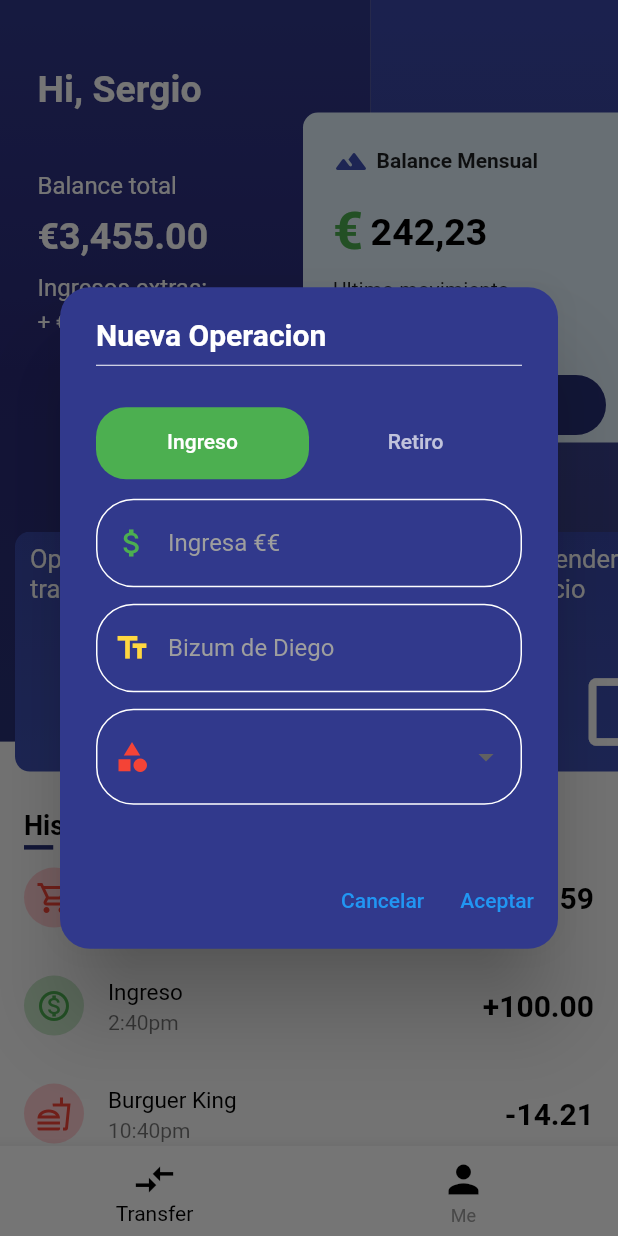
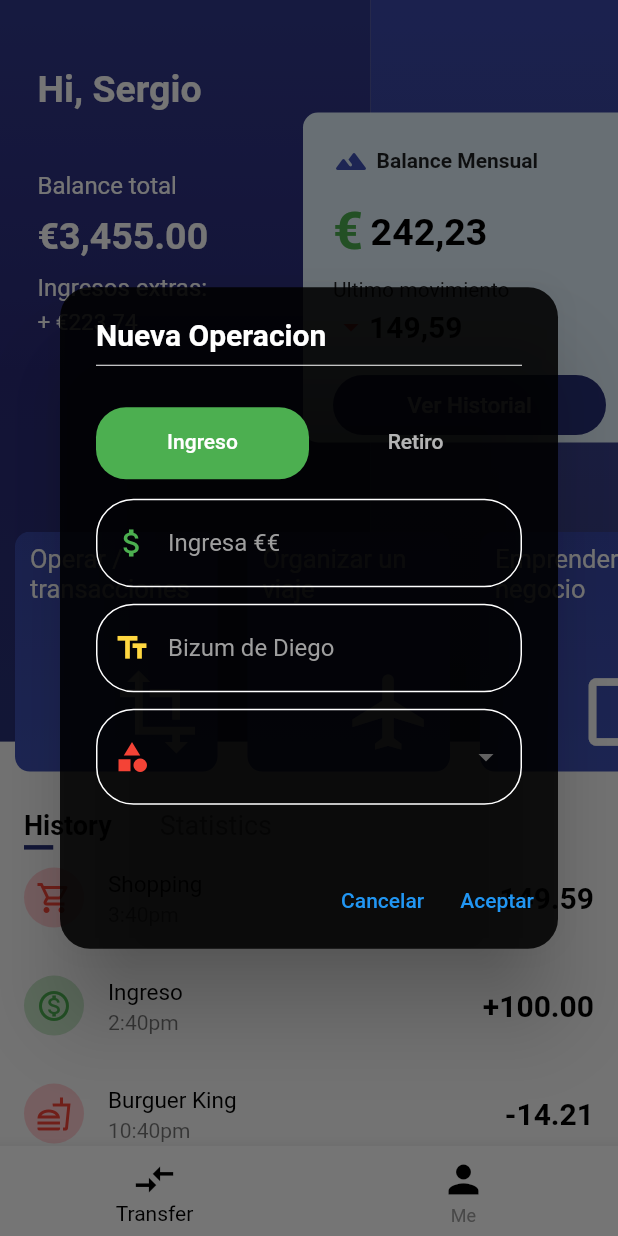
Before and after one commit to devsdm99/ContabilidadApp, a Flutter app: the screen it shows after launch, after a tap on "Operar / transacciones", on a phone screen of 412 x 824 dp. Run offline on Flutter 3.47's test engine with Material 2 defaults, Android fonts, the phone set to English and light mode, and no system bars; our stand-ins replace sqflite; accounts and stored records are empty.

Commit message:
update color

```diff
--- a/moneyapp/lib/Pages/transfer_page.dart
+++ b/moneyapp/lib/Pages/transfer_page.dart
@@ -87,7 +87,7 @@ class _HorizontalOptionMenuState extends State<HorizontalOptionMenu> {
                       Radius.circular(20),
                     ),
                   ),
-                  backgroundColor: ColorPalette.blueSea,
+                  backgroundColor: Colors.black87,
                   actions: [
                     TextButton(
                       child: const Text(
```
